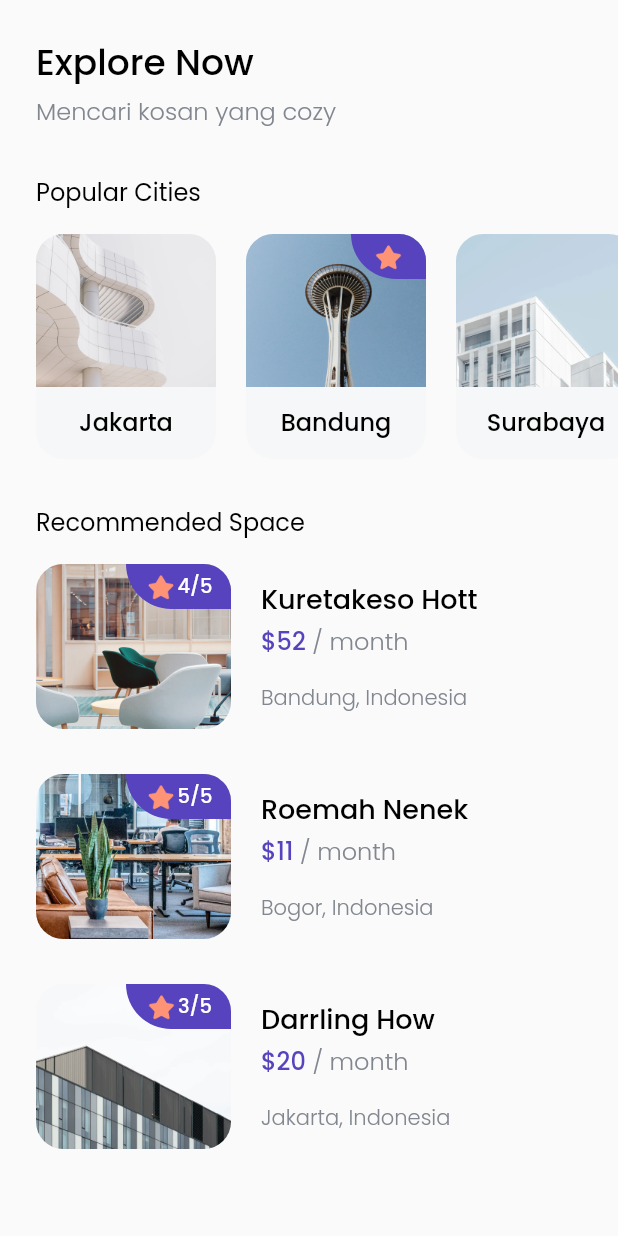
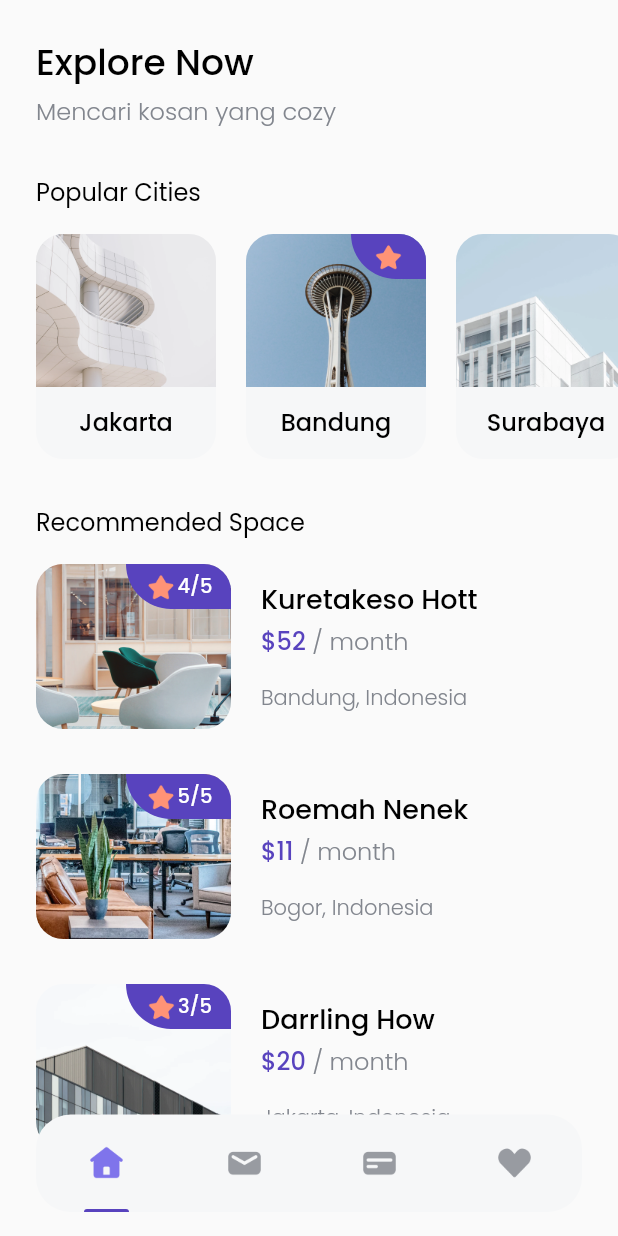
Before and after one commit to numanizudin/hotdoor_apps, a Flutter app: the HomePage screen opened directly, on a phone screen of 412 x 824 dp. Run offline on Flutter 3.47's test engine with Material 2 defaults, Android fonts, the phone set to English and light mode, and no system bars; our stand-ins replace google_fonts.

Commit message:
bottom navbar

```diff
--- a/lib/pages/home_page.dart
+++ b/lib/pages/home_page.dart
@@ -3,6 +3,7 @@ import 'package:hotdoor_apps/models/city.dart';
 import 'package:hotdoor_apps/models/space.dart';
 import 'package:hotdoor_apps/models/tips.dart';
 import 'package:hotdoor_apps/theme.dart';
+import 'package:hotdoor_apps/widgets/bottom_navbar_item.dart';
 import 'package:hotdoor_apps/widgets/city_card.dart';
 import 'package:hotdoor_apps/widgets/space_card.dart';
 import 'package:hotdoor_apps/widgets/tips_card.dart';
@@ -207,10 +208,46 @@ class HomePage extends StatelessWidget {
                   ],
                 ),
               ),
+              SizedBox(
+                height: 50,
+              ),
             ],
           ),
         ),
       ),
+      floatingActionButton: Container(
+        height: 65,
+        width: MediaQuery.of(context).size.width - (2 * edge),
+        margin: EdgeInsets.symmetric(
+          horizontal: edge,
+        ),
+        decoration: BoxDecoration(
+          color: Color(0xffF6F7F8),
+          borderRadius: BorderRadius.circular(23),
+        ),
+        child: Row(
+          mainAxisAlignment: MainAxisAlignment.spaceAround,
+          children: [
+            BottomNavbarItem(
+              imageUrl: 'assets/icon_home.png',
+              isActive: true,
+            ),
+            BottomNavbarItem(
+              imageUrl: 'assets/icon_email.png',
+              isActive: false,
+            ),
+            BottomNavbarItem(
+              imageUrl: 'assets/icon_card.png',
+              isActive: false,
+            ),
+            BottomNavbarItem(
+              imageUrl: 'assets/icon_love.png',
+              isActive: false,
+            ),
+          ],
+        ),
+      ),
+      floatingActionButtonLocation: FloatingActionButtonLocation.centerFloat,
     );
   }
 }
--- /dev/null
+++ b/lib/widgets/bottom_navbar_item.dart
@@ -0,0 +1,35 @@
+import 'package:hotdoor_apps/theme.dart';
+import 'package:flutter/material.dart';
+
+class BottomNavbarItem extends StatelessWidget {
+  final String imageUrl;
+  final bool isActive;
+
+  BottomNavbarItem({this.imageUrl, this.isActive});
+
+  @override
+  Widget build(BuildContext context) {
+    return Column(
+      children: [
+        Spacer(),
+        Image.asset(
+          imageUrl,
+          width: 26,
+        ),
+        Spacer(),
+        isActive
+            ? Container(
+                width: 30,
+                height: 2,
+                decoration: BoxDecoration(
+                  color: purpleColor,
+                  borderRadius: BorderRadius.vertical(
+                    top: Radius.circular(1000),
+                  ),
+                ),
+              )
+            : Container(),
+      ],
+    );
+  }
+}
```
